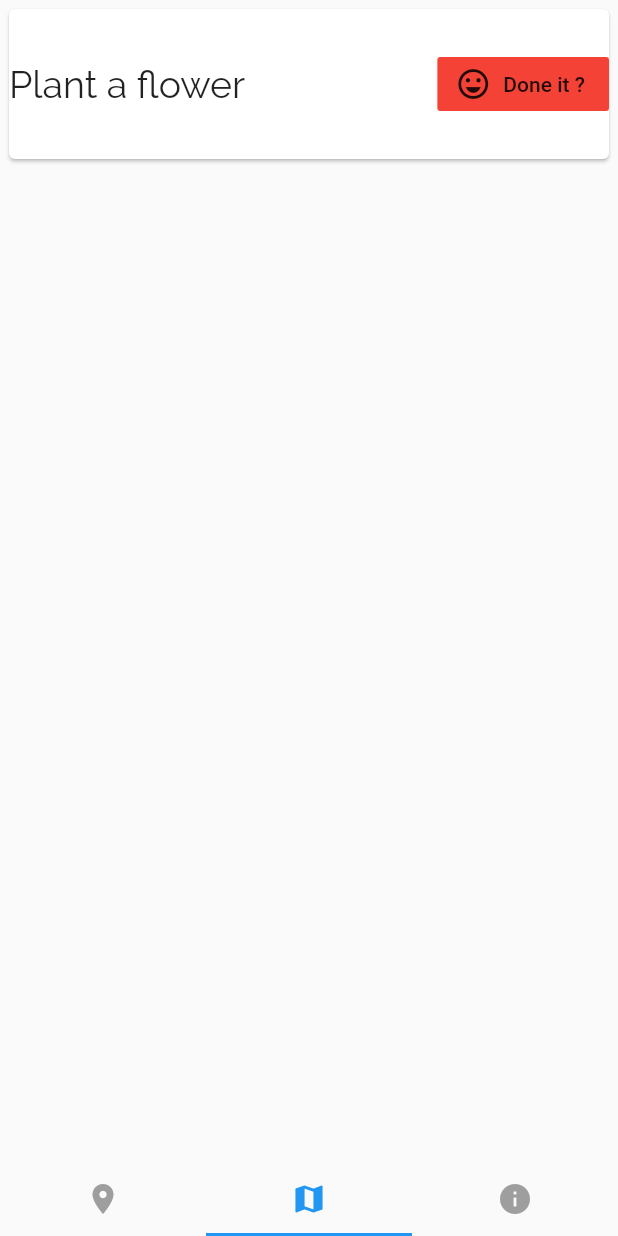
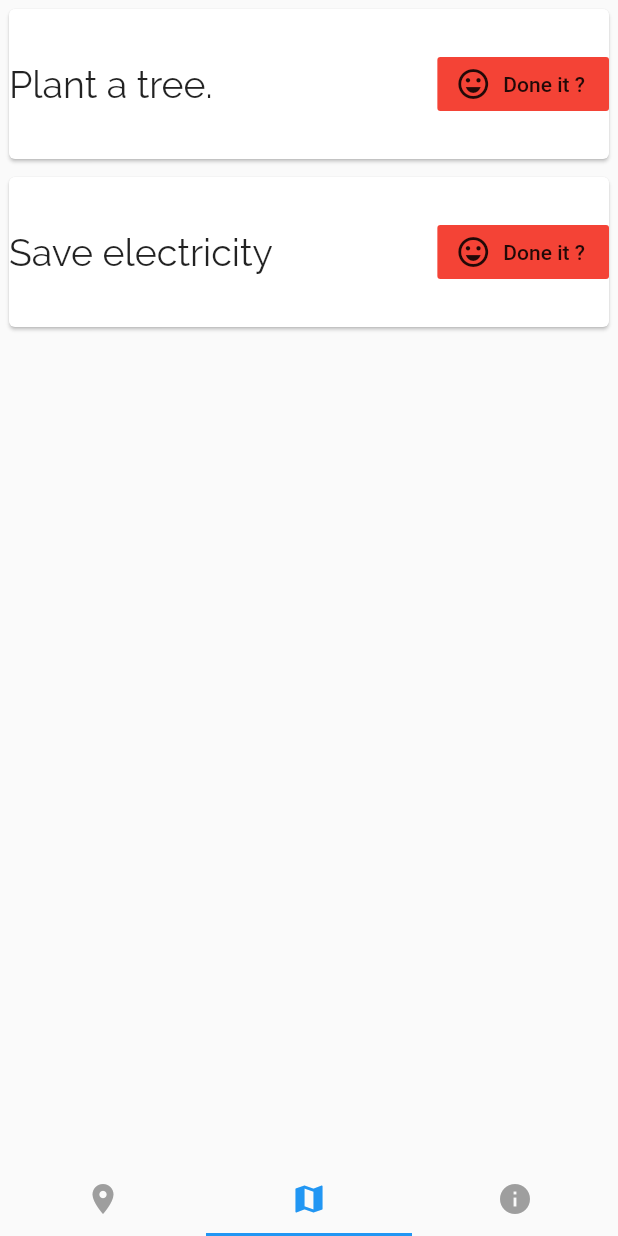
Before and after one commit to alexpavelm/SpaceAppsProject, a Flutter app: the BottomNavBar screen opened directly, item 2 of the bottom bar chosen, after a tap on "Done it ?", on a phone screen of 412 x 824 dp. Run offline on Flutter 3.47's test engine with Material 2 defaults, Android fonts, the phone set to English and light mode, and no system bars; our stand-ins replace auto_size_text, confetti, font_awesome_flutter.

Commit message:
Push Andrei

```diff
--- a/lib/GlobalData.dart
+++ b/lib/GlobalData.dart
@@ -16,6 +16,7 @@ class GlobalData {
   List<Questss> quests;
   List<FunFactObject> funFacts;
   static final GlobalData _singleton = GlobalData._internal();
+  String done = "You are done for today";
 
   factory GlobalData() {
     return _singleton;
@@ -47,8 +48,9 @@ class GlobalData {
     mainCity.pings.add(new PingData(52.3521007, 4.886793, 34));
     mainCity.pings.add(new PingData(52.3478447, 4.7966966,13));
 
-    quests.add(new Questss("Go to job by bicycle", 0));
-    quests.add(new Questss("Plant a flower", 1));
+    quests.add(new Questss("Don't use the car today.", 0));
+    quests.add(new Questss("Plant a tree.", 1));
+    quests.add(new Questss("Save electricity", 2));
   }
 
   launchURL(String url) async {
--- a/lib/MyAirTab.dart
+++ b/lib/MyAirTab.dart
@@ -1,8 +1,9 @@
 import 'package:flutter/cupertino.dart';
 import 'package:flutter/material.dart';
-
+import 'dart:math';
 import 'GlobalData.dart';
 import 'Questss.dart';
+import 'package:confetti/confetti.dart';
 
 class MyAirTab extends StatefulWidget {
   @override
@@ -12,21 +13,21 @@ class MyAirTab extends StatefulWidget {
 }
 
 class MyAirTabState extends State<MyAirTab> {
-
   var globalData = GlobalData();
+  bool donetxt = false;
 
   @override
   Widget build(BuildContext context) {
     return Center(
       child: ListView(
-        children: globalData.quests.map((object) => quest(object)).toList()
-      ),
+          children: globalData.quests.map((object) => quest(object)).toList()),
     );
   }
 
   Widget quest(Questss data) {
     String qst = data.quest;
-    return Padding(
+    return data.finishquests == false
+        ? Padding(
             padding: const EdgeInsets.all(2.0),
             child: Card(
               clipBehavior: Clip.antiAlias,
@@ -40,16 +41,37 @@ class MyAirTabState extends State<MyAirTab> {
                     FlatButton.icon(
                         color: Colors.red,
                         icon: Icon(Icons.sentiment_very_satisfied),
-
-
                         label: Text('Done it ?'),
                         onPressed: () {
                           setState(() {
-                      globalData.quests.remove(globalData.quests[data.id]);
-                      print(globalData.quests.length);
+                            if (globalData.quests.length == 1) {
+                              globalData.quests = new List();
+                              globalData.quests.add(
+                                  new Questss("Congratulations! You have finished your challanges!", -1));
+                              globalData.quests[0].finishquests = true;
+                            } else {
+                              globalData.quests
+                                  .remove(globalData.quests[data.id]);
+                            }
                           });
-                  })
+                        }),
                   ],
+                ),
+              ),
+            ),
+          )
+        : Padding(
+            padding: const EdgeInsets.all(2.0),
+
+            child: Card(
+              color: Colors.green.shade700,
+              clipBehavior: Clip.antiAlias,
+              child: Container(
+                height: 100,
+                child: Center(
+                  child: new Text(qst,
+                      style: TextStyle(fontSize: 20, fontFamily: 'Raleway'),
+                      textAlign: TextAlign.center),
                 ),
               ),
             ),
--- a/lib/Questss.dart
+++ b/lib/Questss.dart
@@ -2,6 +2,7 @@ class Questss{
 
   String quest;
   int id;
+  bool finishquests = false;
 
   Questss(this.quest, this.id);
 
--- a/pubspec.yaml
+++ b/pubspec.yaml
@@ -22,7 +22,7 @@ dependencies:
   auto_size_text: ^2.1.0
   font_awesome_flutter: ^8.5.0
   url_launcher: ^5.2.1
-
+  confetti: ^0.1.2
   # The following adds the Cupertino Icons font to your application.
   # Use with the CupertinoIcons class for iOS style icons.
   cupertino_icons: ^0.1.2
```
Also changed, not shown: pubspec.lock. Lines whose indentation alone changed are shown as unchanged.
